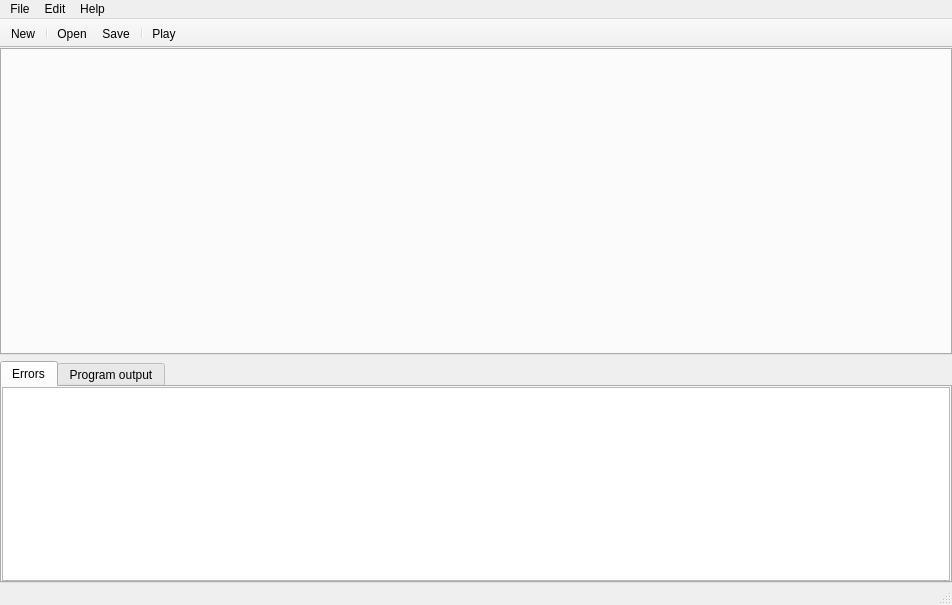
First picture: the form in mainwindow.ui, repository Sponk/lua-editor, before the edit.
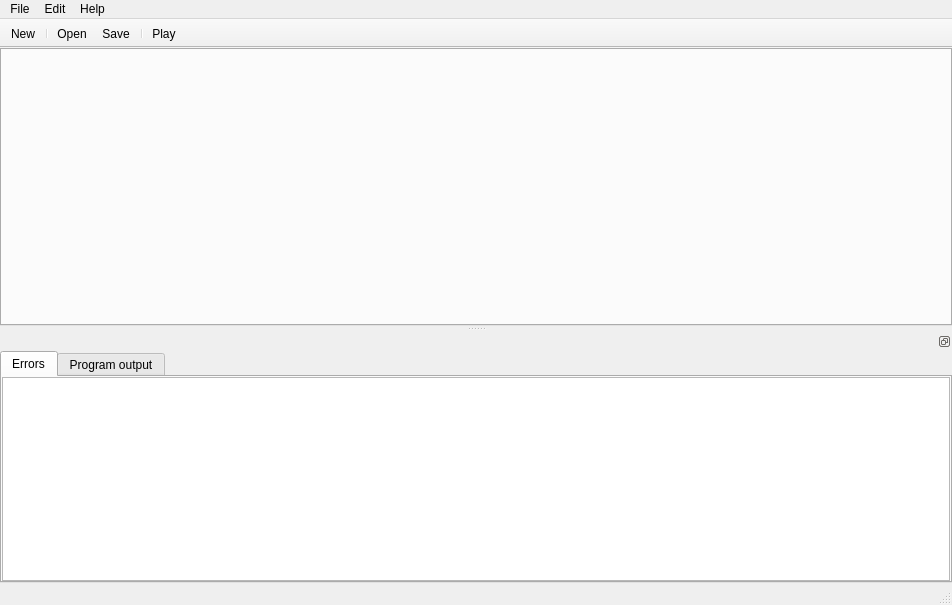
Second picture: the form after the edit. Icons and pictures are not drawn.

The edit to the form file:
```diff
--- a/mainwindow.ui
+++ b/mainwindow.ui
@@ -24,99 +24,31 @@
    <bool>false</bool>
   </property>
   <widget class="QWidget" name="centralWidget">
-   <layout class="QHBoxLayout" name="horizontalLayout_2">
-    <property name="margin">
+   <layout class="QVBoxLayout" name="verticalLayout">
+    <property name="spacing">
+     <number>0</number>
+    </property>
+    <property name="leftMargin">
+     <number>0</number>
+    </property>
+    <property name="topMargin">
+     <number>0</number>
+    </property>
+    <property name="rightMargin">
+     <number>0</number>
+    </property>
+    <property name="bottomMargin">
      <number>0</number>
     </property>
     <item>
-     <layout class="QVBoxLayout" name="verticalLayout">
-      <item>
-       <widget class="QTabWidget" name="sourceTabs"/>
-      </item>
-      <item>
-       <widget class="QTabWidget" name="outputTabs">
-        <property name="sizePolicy">
-         <sizepolicy hsizetype="Expanding" vsizetype="Minimum">
-          <horstretch>0</horstretch>
-          <verstretch>0</verstretch>
-         </sizepolicy>
-        </property>
-        <property name="currentIndex">
-         <number>0</number>
-        </property>
-        <widget class="QWidget" name="tab">
-         <attribute name="title">
-          <string>Errors</string>
-         </attribute>
-         <layout class="QVBoxLayout" name="verticalLayout_2">
-          <property name="margin">
-           <number>0</number>
-          </property>
-          <item>
-           <widget class="QTextEdit" name="errorEdit">
-            <property name="sizePolicy">
-             <sizepolicy hsizetype="Expanding" vsizetype="Expanding">
-              <horstretch>0</horstretch>
-              <verstretch>0</verstretch>
-             </sizepolicy>
-            </property>
-            <property name="maximumSize">
-             <size>
-              <width>16777215</width>
-              <height>16777215</height>
-             </size>
-            </property>
-            <property name="baseSize">
-             <size>
-              <width>0</width>
-              <height>50</height>
-             </size>
-            </property>
-            <property name="readOnly">
-             <bool>true</bool>
-            </property>
-           </widget>
-          </item>
-         </layout>
-        </widget>
-        <widget class="QWidget" name="tab_2">
-         <attribute name="title">
-          <string>Program output</string>
-         </attribute>
-         <layout class="QVBoxLayout" name="verticalLayout_3">
-          <property name="margin">
-           <number>0</number>
-          </property>
-          <item>
-           <widget class="QTextEdit" name="outputEdit">
-            <property name="sizePolicy">
-             <sizepolicy hsizetype="Expanding" vsizetype="Expanding">
-              <horstretch>0</horstretch>
-              <verstretch>0</verstretch>
-             </sizepolicy>
-            </property>
-            <property name="maximumSize">
-             <size>
-              <width>16777215</width>
-              <height>16777215</height>
-             </size>
-            </property>
-            <property name="baseSize">
-             <size>
-              <width>0</width>
-              <height>50</height>
-             </size>
-            </property>
-            <property name="readOnly">
-             <bool>true</bool>
-            </property>
-           </widget>
-          </item>
-         </layout>
-        </widget>
-       </widget>
-      </item>
-     </layout>
+     <widget class="QTabWidget" name="sourceTabs">
+      <property name="tabsClosable">
+       <bool>true</bool>
+      </property>
+      <property name="movable">
+       <bool>true</bool>
+      </property>
+     </widget>
     </item>
    </layout>
   </widget>
@@ -210,6 +142,149 @@
    <addaction name="playAction"/>
   </widget>
   <widget class="QStatusBar" name="statusBar"/>
+  <widget class="QDockWidget" name="dockWidget">
+   <property name="sizePolicy">
+    <sizepolicy hsizetype="Minimum" vsizetype="Minimum">
+     <horstretch>0</horstretch>
+     <verstretch>0</verstretch>
+    </sizepolicy>
+   </property>
+   <property name="minimumSize">
+    <size>
+     <width>123</width>
+     <height>251</height>
+    </size>
+   </property>
+   <property name="features">
+    <set>QDockWidget::DockWidgetFloatable|QDockWidget::DockWidgetMovable</set>
+   </property>
+   <property name="allowedAreas">
+    <set>Qt::AllDockWidgetAreas</set>
+   </property>
+   <attribute name="dockWidgetArea">
+    <number>8</number>
+   </attribute>
+   <widget class="QWidget" name="dockWidgetContents">
+    <layout class="QHBoxLayout" name="horizontalLayout">
+     <property name="spacing">
+      <number>0</number>
+     </property>
+     <property name="leftMargin">
+      <number>0</number>
+     </property>
+     <property name="topMargin">
+      <number>0</number>
+     </property>
+     <property name="rightMargin">
+      <number>0</number>
+     </property>
+     <property name="bottomMargin">
+      <number>0</number>
+     </property>
+     <item>
+      <widget class="QTabWidget" name="outputTabs">
+       <property name="sizePolicy">
+        <sizepolicy hsizetype="Expanding" vsizetype="Minimum">
+         <horstretch>0</horstretch>
+         <verstretch>0</verstretch>
+        </sizepolicy>
+       </property>
+       <property name="currentIndex">
+        <number>0</number>
+       </property>
+       <widget class="QWidget" name="tab">
+        <attribute name="title">
+         <string>Errors</string>
+        </attribute>
+        <layout class="QVBoxLayout" name="verticalLayout_2">
+         <property name="leftMargin">
+          <number>0</number>
+         </property>
+         <property name="topMargin">
+          <number>0</number>
+         </property>
+         <property name="rightMargin">
+          <number>0</number>
+         </property>
+         <property name="bottomMargin">
+          <number>0</number>
+         </property>
+         <item>
+          <widget class="QTextEdit" name="errorEdit">
+           <property name="sizePolicy">
+            <sizepolicy hsizetype="Expanding" vsizetype="Expanding">
+             <horstretch>0</horstretch>
+             <verstretch>0</verstretch>
+            </sizepolicy>
+           </property>
+           <property name="maximumSize">
+            <size>
+             <width>16777215</width>
+             <height>16777215</height>
+            </size>
+           </property>
+           <property name="baseSize">
+            <size>
+             <width>0</width>
+             <height>0</height>
+            </size>
+           </property>
+           <property name="readOnly">
+            <bool>true</bool>
+           </property>
+          </widget>
+         </item>
+        </layout>
+       </widget>
+       <widget class="QWidget" name="tab_2">
+        <attribute name="title">
+         <string>Program output</string>
+        </attribute>
+        <layout class="QVBoxLayout" name="verticalLayout_3">
+         <property name="leftMargin">
+          <number>0</number>
+         </property>
+         <property name="topMargin">
+          <number>0</number>
+         </property>
+         <property name="rightMargin">
+          <number>0</number>
+         </property>
+         <property name="bottomMargin">
+          <number>0</number>
+         </property>
+         <item>
+          <widget class="QTextEdit" name="outputEdit">
+           <property name="sizePolicy">
+            <sizepolicy hsizetype="Expanding" vsizetype="Expanding">
+             <horstretch>0</horstretch>
+             <verstretch>0</verstretch>
+            </sizepolicy>
+           </property>
+           <property name="maximumSize">
+            <size>
+             <width>16777215</width>
+             <height>16777215</height>
+            </size>
+           </property>
+           <property name="baseSize">
+            <size>
+             <width>0</width>
+             <height>0</height>
+            </size>
+           </property>
+           <property name="readOnly">
+            <bool>true</bool>
+           </property>
+          </widget>
+         </item>
+        </layout>
+       </widget>
+      </widget>
+     </item>
+    </layout>
+   </widget>
+  </widget>
   <action name="action_open">
    <property name="text">
     <string>Open</string>
```
Left out of the diff: 19 changed lines with no effect on the pictures.
